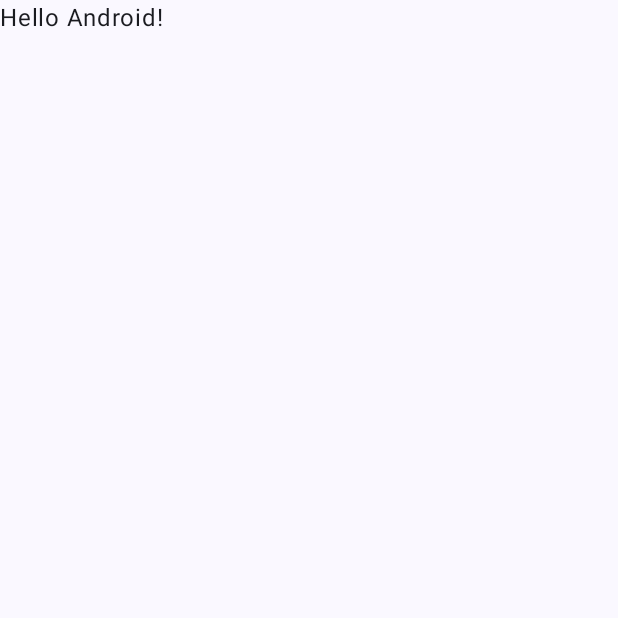
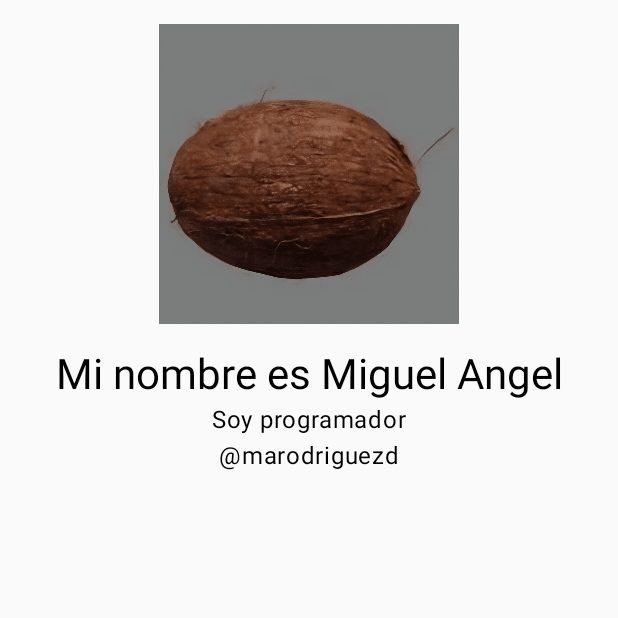
Before and after one commit to marodriguezd/CursoAndroid, an Android app built with Jetpack Compose: the screen it shows after launch (MainActivity), on a phone screen of 412 x 824 dp, the top half of it. Before the commit the part shown is almost empty. Run offline under Robolectric (Android 15) with nearby library versions, the phone set to English and light mode, and no system bars.

Commit message:
Hecha primera parte del curso de Jetpack Compose
Iniciada la parte del curso de Android relacionada a las interfaces con Jetpack Compose. Hecha una app resimple con una foto del coco de tf2 y algo de texto. Todo ello en un column.

```diff
--- a/AndroidStudioProjects/HelloJetpackCompose/app/src/main/java/com/marodriguezd/hellojetpackcompose/MainActivity.kt
+++ b/AndroidStudioProjects/HelloJetpackCompose/app/src/main/java/com/marodriguezd/hellojetpackcompose/MainActivity.kt
@@ -3,41 +3,67 @@ package com.marodriguezd.hellojetpackcompose
 import android.os.Bundle
 import androidx.activity.ComponentActivity
 import androidx.activity.compose.setContent
+import androidx.compose.foundation.Image
+import androidx.compose.foundation.layout.Column
+import androidx.compose.foundation.layout.Spacer
 import androidx.compose.foundation.layout.fillMaxSize
+import androidx.compose.foundation.layout.fillMaxWidth
+import androidx.compose.foundation.layout.height
+import androidx.compose.foundation.layout.padding
 import androidx.compose.material3.MaterialTheme
 import androidx.compose.material3.Surface
 import androidx.compose.material3.Text
 import androidx.compose.runtime.Composable
+import androidx.compose.ui.Alignment
 import androidx.compose.ui.Modifier
+import androidx.compose.ui.res.painterResource
 import androidx.compose.ui.tooling.preview.Preview
+import androidx.compose.ui.unit.dp
 import com.marodriguezd.hellojetpackcompose.ui.theme.HelloJetpackComposeTheme
 
 class MainActivity : ComponentActivity() {
     override fun onCreate(savedInstanceState: Bundle?) {
         super.onCreate(savedInstanceState)
-        setContent {
-            HelloJetpackComposeTheme {
-                // A surface container using the 'background' color from the theme
-                Surface(modifier = Modifier.fillMaxSize(), color = MaterialTheme.colorScheme.background) {
-                    Greeting("Android")
-                }
+        setContent {  // Esto sería nuestra Activity. Tod0 esto se pinta en la pantalla de la app
+            // Text(text = "Hola Jetpack Compose")  // Esta fue la primera prueba
+            // Para no sobrecomplicar tod0 esto podemos usar diferentes elementos composables.
+            // Dividir el código composable en diferentes bloques ayuda a releer y reutilizar.
+            PersonalData(name = "Miguel Angel")
+        }
+    }
+
+    @Composable // Necesario siempre para que las funciones sean composables.
+    private fun PersonalData(name: String) {
+        // Para aplicar un tema Material Design hay que hacerlo como elemento superior
+        MaterialTheme() {
+            // Para que no se superpongan los texts deberíamos ponerlos en columnas con Column
+            // Además le podemos añadir modificadores
+            Column(
+                modifier = Modifier.padding(16.dp).fillMaxWidth(),
+                horizontalAlignment = Alignment.CenterHorizontally
+            ) {
+                // Para añadir una imagen desde código tras haberlo hecho en el Resource Manager solo es
+                Image(
+                    painter = painterResource(R.drawable.tf2_coconut_remastered),
+                    contentDescription = "TF2 Coconut",
+                    modifier = Modifier.height(200.dp))
+
+                // Elemento para separar en este caso foto de texto por ejemplo
+                Spacer(modifier = Modifier.height(16.dp))
+
+                // Una vez metido dentro de un MaterialTheme se pueden usar más tipografías.
+                Text(text = "Mi nombre es $name", style = MaterialTheme.typography.headlineMedium)
+                Text(text = "Soy programador")
+                Text(text = "@marodriguezd")
             }
         }
     }
-}
 
-@Composable
-fun Greeting(name: String, modifier: Modifier = Modifier) {
-    Text(
-            text = "Hello $name!",
-            modifier = modifier
-    )
-}
-
-@Preview(showBackground = true)
-@Composable
-fun GreetingPreview() {
-    HelloJetpackComposeTheme {
-        Greeting("Android")
+    // Con Jetpack Compose podemos ver cómo se va actualizando en tiempo real la interfaz.
+    // Lo único que necesitamos hacer es un bloque anotado con @Preview antes del @Composable.
+    @Preview
+    @Composable
+    fun PreviewPersonalData() {
+        PersonalData(name = "Miguel Angel")
     }
 }
```
Also changed, not shown: AndroidStudioProjects/HelloJetpackCompose/app/src/main/res/drawable/tf2_coconut_remastered.jpg (added), 1 other file.
